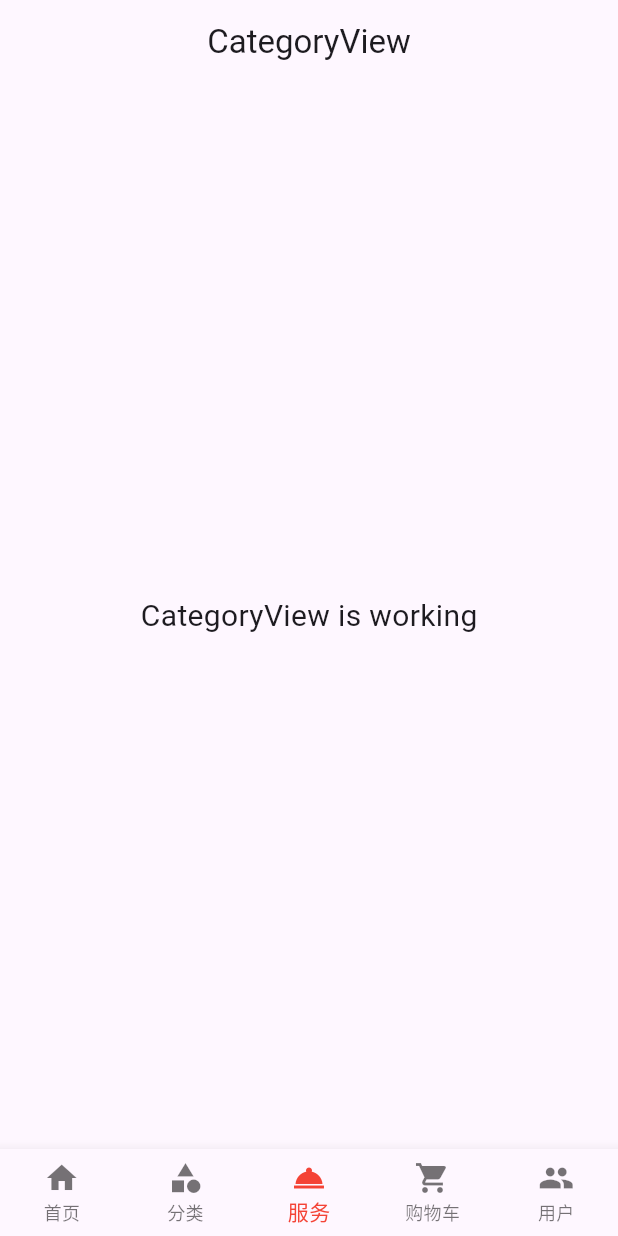
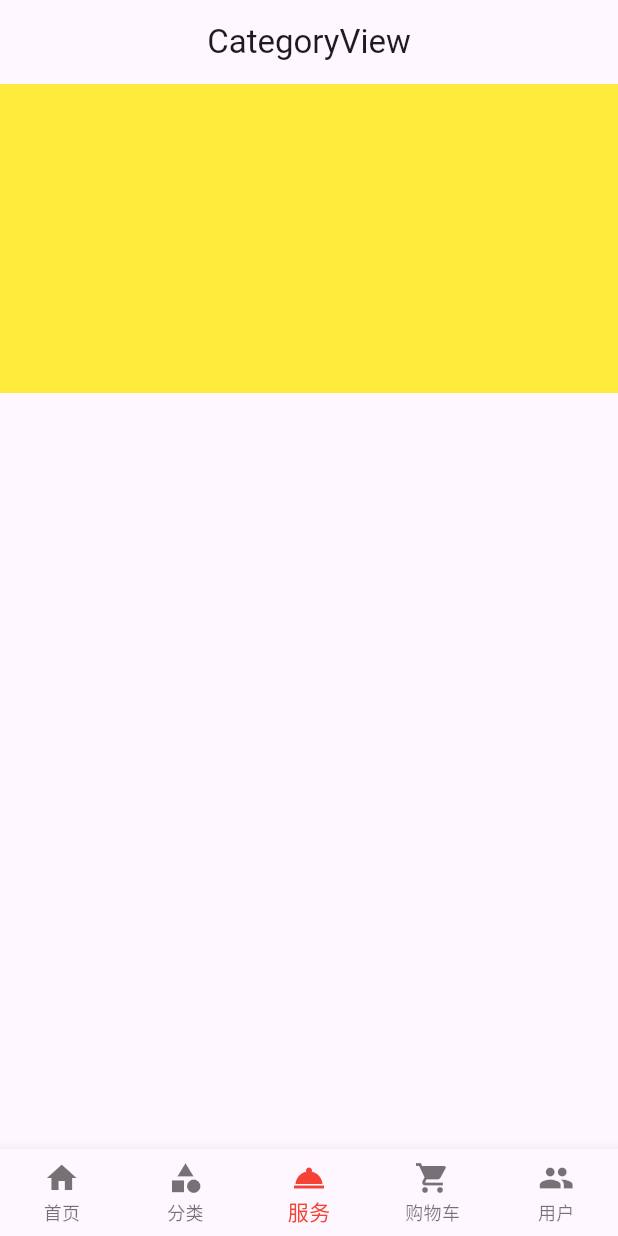
Before and after one commit to YouRen-Li/xmshop, a Flutter app: the screen it shows after launch, swiped to page 3, on a phone screen of 412 x 824 dp. Run offline on Flutter 3.47's test engine with Material 3 defaults, Android fonts, the phone set to English and light mode, and no system bars; our stand-ins replace flutter_screenutil, get.

Commit message:
feat:引入了屏幕适配库，对screen进行了二次封装

```diff
--- a/lib/app/modules/category/views/category_view.dart
+++ b/lib/app/modules/category/views/category_view.dart
@@ -3,6 +3,8 @@ import 'package:flutter/material.dart';
 import 'package:get/get.dart';
 
 import '../controllers/category_controller.dart';
+
+import '../../../services/screenAdapter.dart';
 
 class CategoryView extends GetView<CategoryController> {
   const CategoryView({super.key});
@@ -13,12 +15,15 @@ class CategoryView extends GetView<CategoryController> {
         title: const Text('CategoryView'),
         centerTitle: true,
       ),
-      body: const Center(
-        child: Text(
-          'CategoryView is working',
-          style: TextStyle(fontSize: 20),
-        ),
-      ),
+      body:Column(
+        children: [
+          Container(
+            width: Screenadapter.width(1080),
+            height: Screenadapter.heigth(600),
+            color: Colors.yellow,
+          )
+        ],
+      )
     );
   }
 }
--- /dev/null
+++ b/lib/app/services/screenAdapter.dart
@@ -0,0 +1,27 @@
+import 'package:flutter_screenutil/flutter_screenutil.dart';
+
+// 对flutter_screenutil进行二次封装
+
+class Screenadapter {
+  static width(num v) {
+    return v.w;
+  }
+
+  static heigth(num v) {
+    return v.h;
+  }
+
+  static fontsize(num v) {
+    return v.sp;
+  }
+
+  static getScreenWidht(num v) {
+    return ScreenUtil().screenWidth;
+    // return 1.sw;
+  }
+
+  static getScreenHeight(num v) {
+    return ScreenUtil().screenHeight;
+    // return 1.sh
+  }
+}
--- a/pubspec.yaml
+++ b/pubspec.yaml
@@ -35,6 +35,7 @@ dependencies:
   # Use with the CupertinoIcons class for iOS style icons.
   cupertino_icons: ^1.0.8
   get: ^4.7.2
+  flutter_screenutil: ^5.9.3
 
 dev_dependencies:
   flutter_test:
```
Also changed, not shown: lib/main.dart (+12 -4 lines), pubspec.lock.
